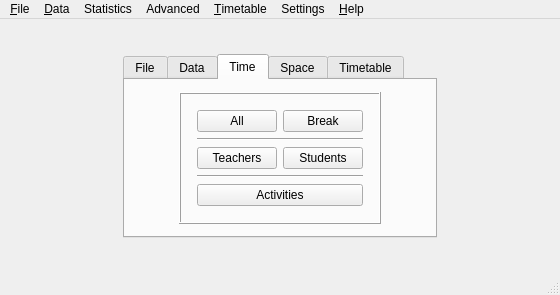
Qt form fet/src/interface/fetmainform_template.ui (vonmecheln/fet) before a commit.
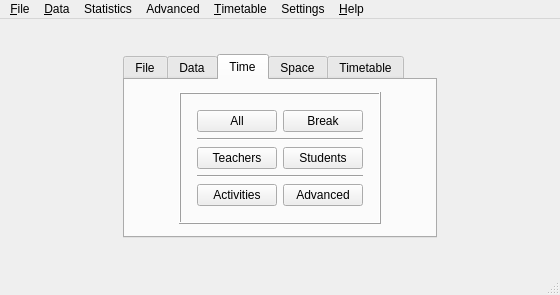
The same form after that commit. The open tabs and pages were chosen to show the change.

What changed in the file:
```diff
--- a/fet/src/interface/fetmainform_template.ui
+++ b/fet/src/interface/fetmainform_template.ui
@@ -400,13 +400,20 @@
                </property>
               </widget>
              </item>
-             <item row="4" column="0" colspan="2">
+             <item row="4" column="0">
               <widget class="QPushButton" name="shortcutActivitiesTimeConstraintsPushButton">
                <property name="text">
                 <string comment="It is on the shortcuts tab buttons, so keep translation short">Activities</string>
                </property>
               </widget>
              </item>
+             <item row="4" column="1">
+              <widget class="QPushButton" name="shortcutAdvancedTimeConstraintsPushButton">
+               <property name="text">
+                <string>Advanced</string>
+               </property>
+              </widget>
+             </item>
              <item row="1" column="0" colspan="2">
               <widget class="Line" name="line_9">
                <property name="orientation">
```
Left out of the diff: 3 changed lines with no effect on the pictures.
